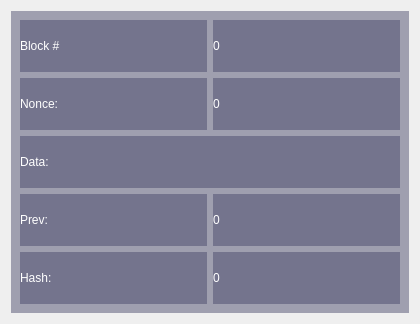
Old version of the form blockwidget.ui in the repository jjordanoc/blockchain-db.
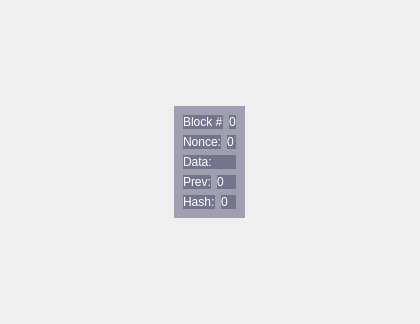
New version of the form.

Patch:
```diff
--- a/blockwidget.ui
+++ b/blockwidget.ui
@@ -22,7 +22,7 @@
      </property>
      <layout class="QVBoxLayout" name="verticalLayout_10">
       <property name="sizeConstraint">
-       <enum>QLayout::SetMinAndMaxSize</enum>
+       <enum>QLayout::SetFixedSize</enum>
       </property>
       <item>
        <layout class="QHBoxLayout" name="blockIdDiv">
```
